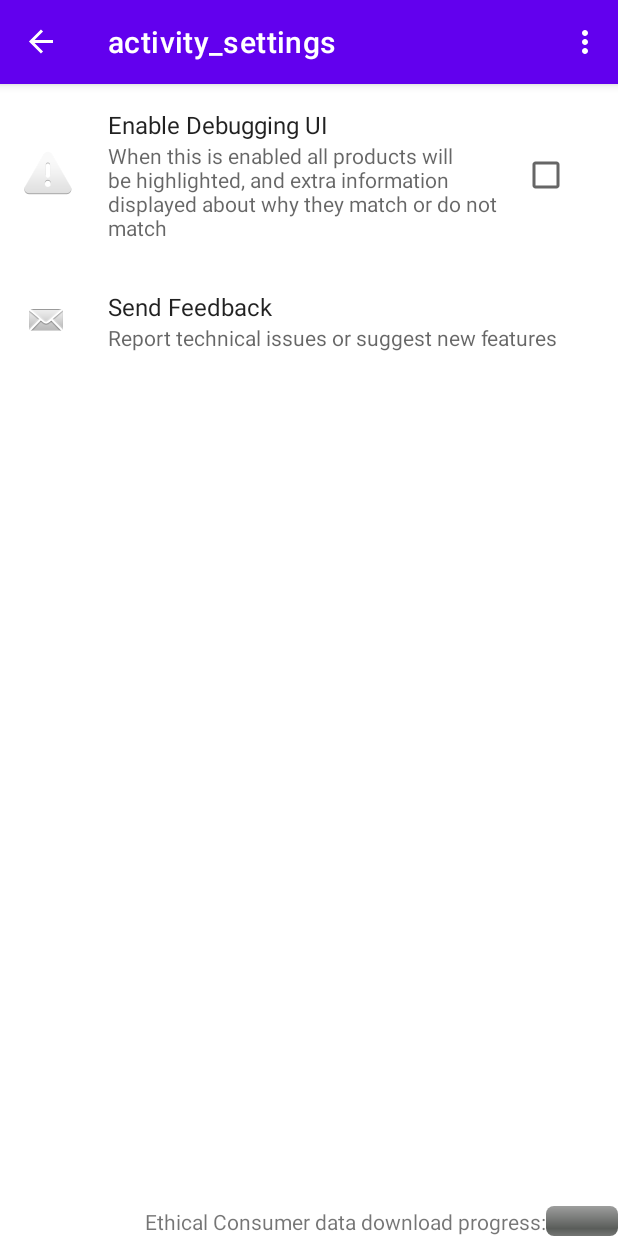
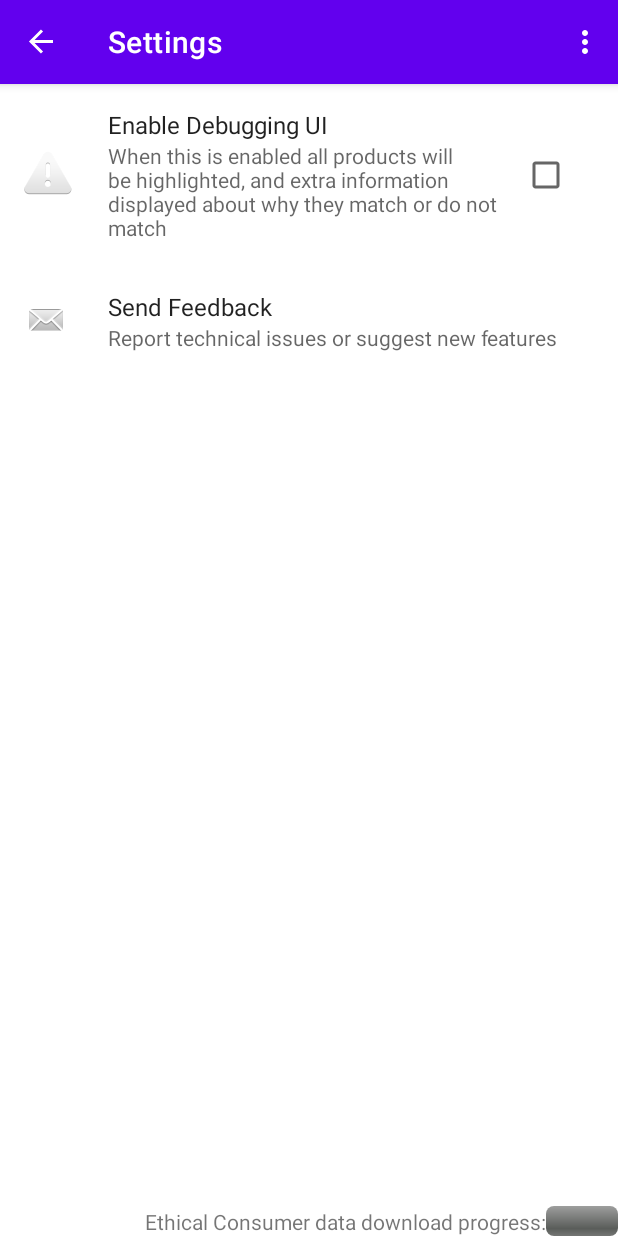
Before and after one commit to amy-phillips/EthicalShoppingAndroid, an Android app: the screen it shows after launch (MainActivity), in the options menu, after a tap on "Settings", on a phone screen of 412 x 824 dp. Run offline under Robolectric (Android 15) with nearby library versions, the phone set to English and light mode, and no system bars; our stand-ins replace androidx.preference, navigation-ui.

Commit message:
settings screen title string fix

```diff
--- a/app/src/main/res/navigation/nav_graph.xml
+++ b/app/src/main/res/navigation/nav_graph.xml
@@ -84,6 +84,6 @@
     <fragment
         android:id="@+id/mySettingsFragment"
         android:name="uk.co.islovely.ethicalshopping.MySettingsFragment"
-        android:label="activity_settings"
+        android:label="@string/settings_label"
         tools:layout="@layout/activity_settings" />
 </navigation>
--- a/app/src/main/res/values/strings.xml
+++ b/app/src/main/res/values/strings.xml
@@ -10,6 +10,7 @@
     <!-- Strings used for fragments for navigation -->
     <string name="first_fragment_label">Choose Shop</string>
     <string name="tesco_fragment_label">Tesco</string>
+    <string name="settings_label">Settings</string>
     <string name="tesco">Tesco</string>
     <string name="sainsburys">Sainsburys</string>
     <string name="asda">Asda</string>
```
